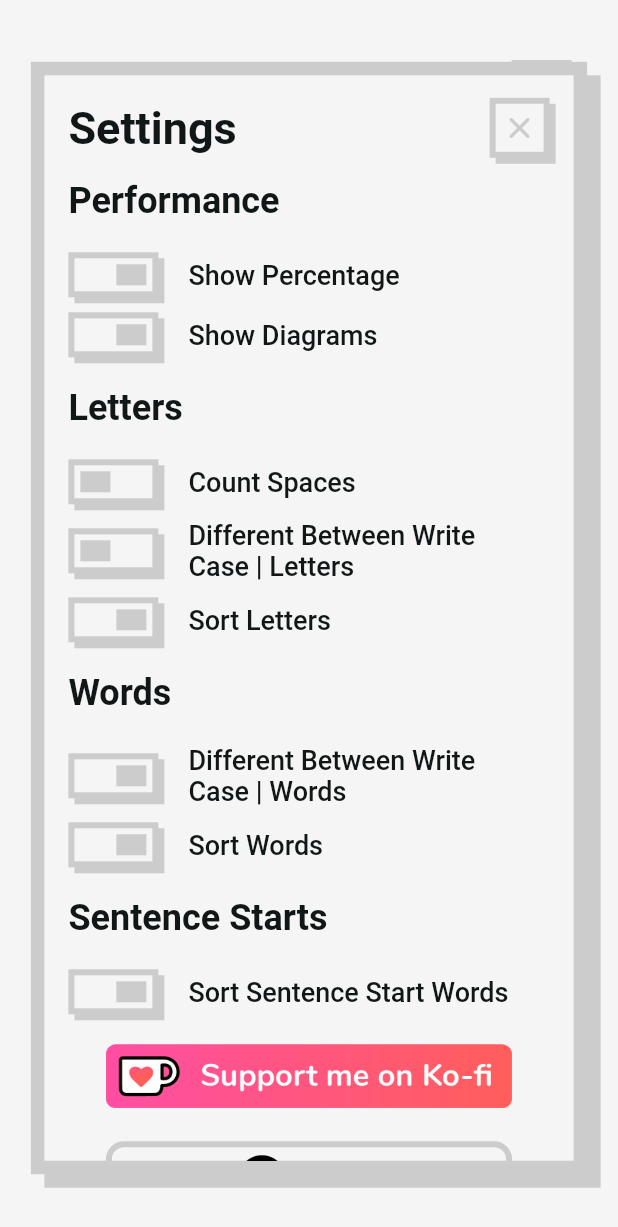
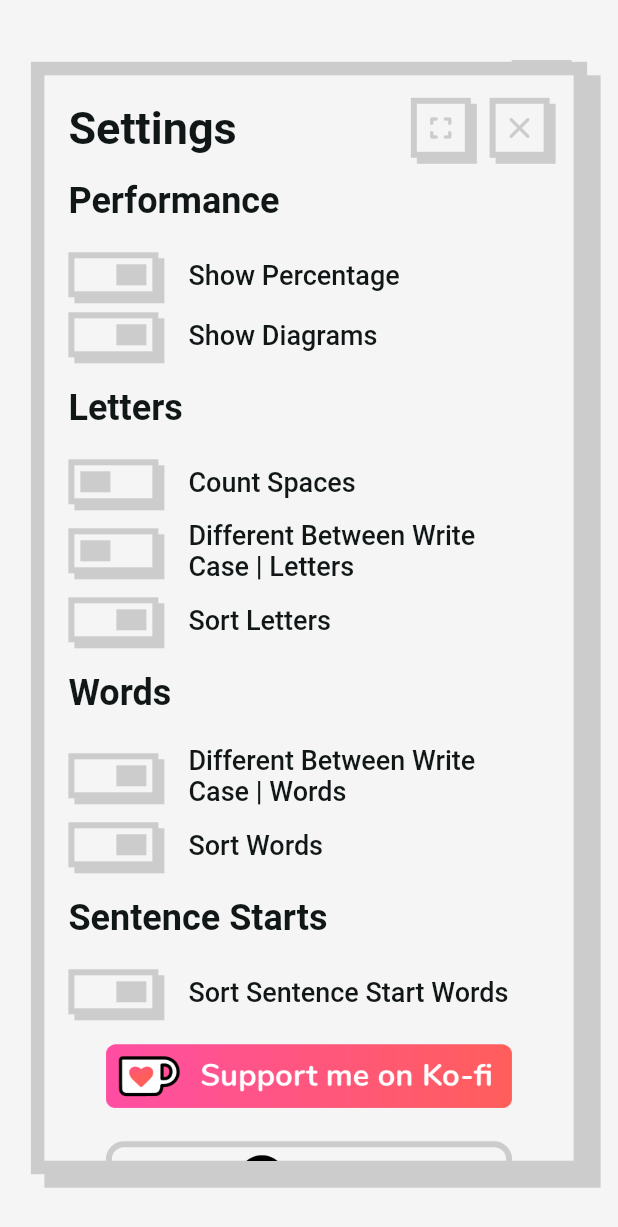
Before and after one commit to zTomz/Textly, a Flutter app: the screen it shows after launch, after a tap on the "settings" icon, on a phone screen of 412 x 824 dp. Shown: the top 1227 px of the screen. Run offline on Flutter 3.47's test engine with Material 2 defaults, Android fonts, the light colour scheme and no system bars; our stand-ins replace hive, hive_flutter; accounts and stored records are empty.

Commit message:
Fixing bug by counting words and full screen for the settings window

```diff
--- a/lib/widgets/settings_window.dart
+++ b/lib/widgets/settings_window.dart
@@ -21,6 +21,8 @@ class SettingsWindow extends StatefulWidget {
 class _SettingsWindowState extends State<SettingsWindow> {
   Box<Setting> settingsBox = Boxes.getSettingsBox();
 
+  bool fullScreen = false;
+
   @override
   Widget build(BuildContext context) {
     Size size = MediaQuery.of(context).size;
@@ -30,11 +32,17 @@ class _SettingsWindowState extends State<SettingsWindow> {
     double height = size.height * 0.9 - 50;
 
     return Container(
-      width: size.width * 0.9,
-      height: size.height * 0.9,
+      width: fullScreen ? size.width : size.width * 0.9,
+      height: fullScreen ? size.height : size.height * 0.9,
       margin: EdgeInsets.symmetric(
-          vertical: size.height * 0.05, horizontal: size.width * 0.05),
-      decoration: BoxDecoration(
+        vertical: fullScreen ? 0 : size.height * 0.05,
+        horizontal: fullScreen ? 0 : size.width * 0.05,
+      ),
+      decoration: fullScreen
+          ? BoxDecoration(
+              color: theme.primaryColor,
+            )
+          : BoxDecoration(
               boxShadow: [
                 BoxShadow(
                   color: theme.accentColor,
@@ -46,16 +54,34 @@ class _SettingsWindowState extends State<SettingsWindow> {
             ),
       child: Column(
         children: [
+          if (fullScreen) const SizedBox(height: 30),
           Container(
             width: width,
             margin: const EdgeInsets.only(top: 15),
             child: Row(
-              mainAxisAlignment: MainAxisAlignment.spaceBetween,
               children: [
                 Text(
                   "Settings",
                   style: theme.textTheme.headline1,
                 ),
+                const Spacer(),
+                RetroIconButton(
+                  tooltip: "Full Screen",
+                  icon: Icon(
+                    !fullScreen
+                        ? Icons.fullscreen_rounded
+                        : Icons.fullscreen_exit_outlined,
+                    color: theme.accentColor,
+                  ),
+                  onTap: () {
+                    setState(
+                      () {
+                        fullScreen = !fullScreen;
+                      },
+                    );
+                  },
+                ),
+                const SizedBox(width: 12.5),
                 RetroIconButton(
                   tooltip: "Close / Save",
                   icon: Icon(Icons.close_rounded, color: theme.accentColor),
--- a/pubspec.yaml
+++ b/pubspec.yaml
@@ -1,5 +1,5 @@
 name: textly
-description: A new Flutter project.
+description: Textly analyzes your text and creates beautiful graphs. Textly does not collect usage data and is completely open source.
 
 # The following line prevents the package from being accidentally published to
 # pub.dev using `flutter pub publish`. This is preferred for private packages.
```
Also changed, not shown: lib/pages/home_page.dart (+17 -10 lines). Lines whose indentation alone changed are shown as unchanged.
